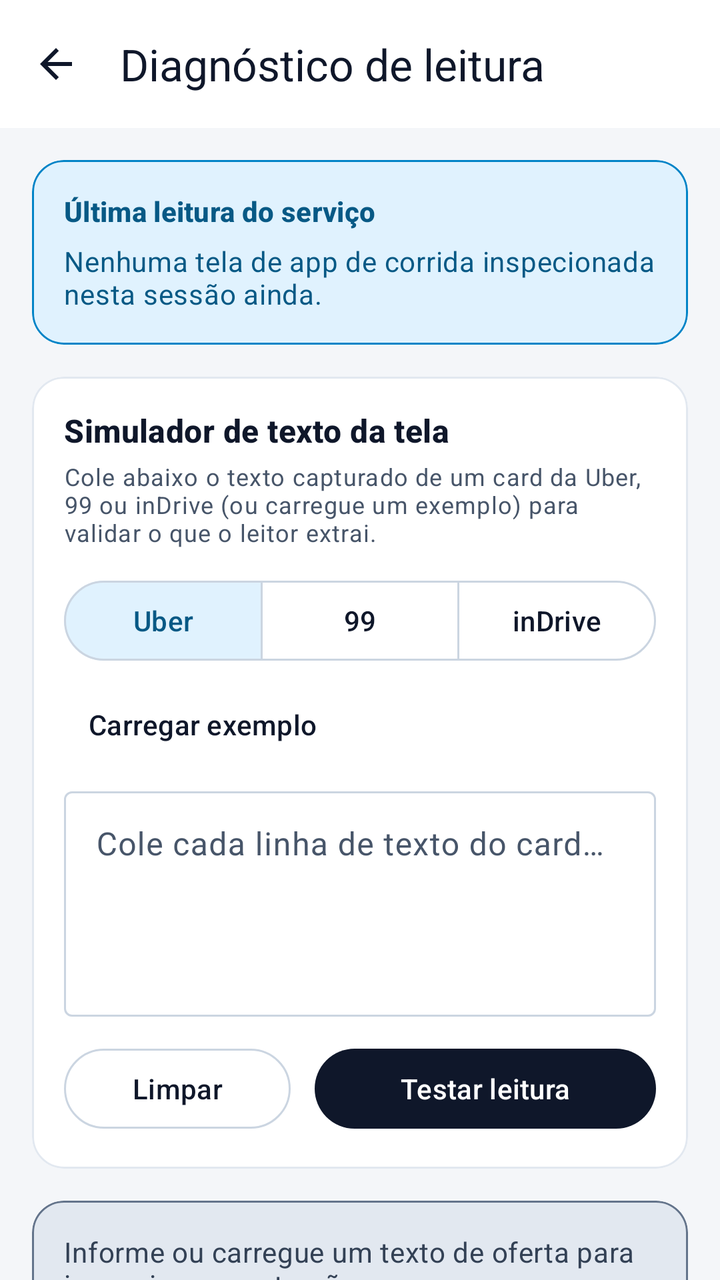
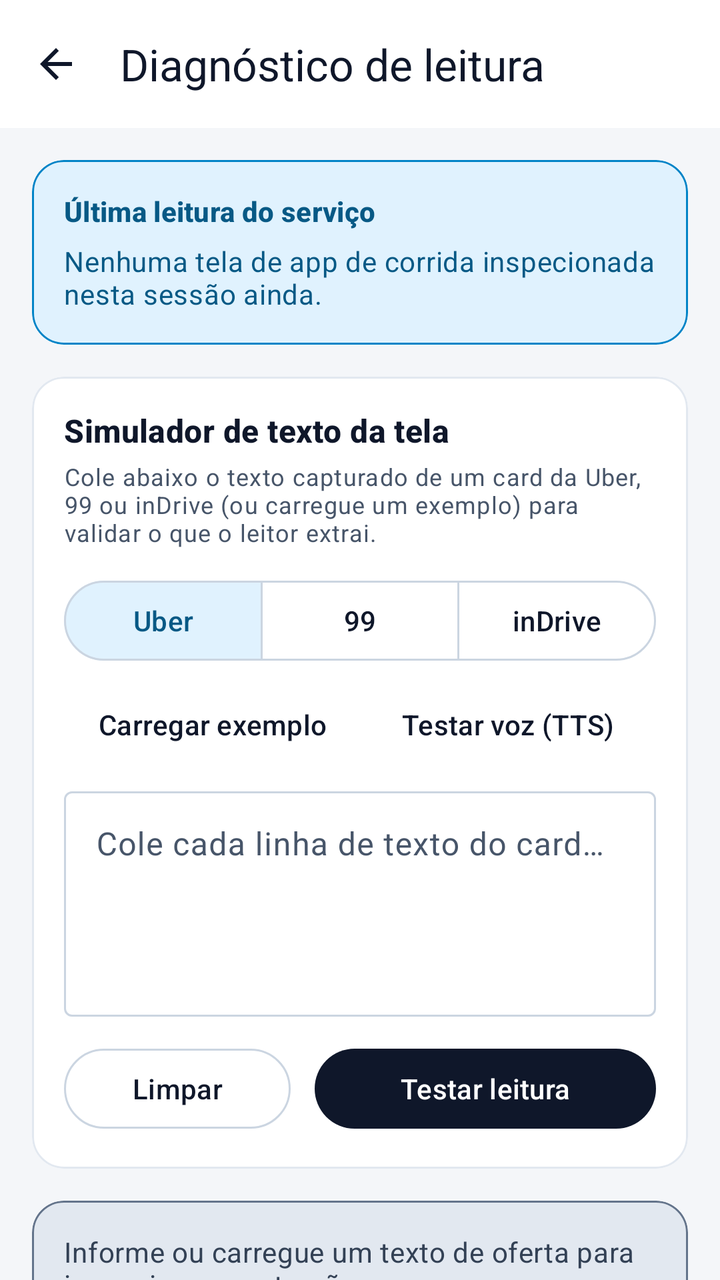

Before-and-after screenshots of an Android layout around one commit, followed by the original layout XML and the change that was made.
<!-- AndroidManifest.xml: activity theme Theme.RotaPro -->
<!-- res/layout/activity_diagnostic.xml -->
<?xml version="1.0" encoding="utf-8"?>
<androidx.coordinatorlayout.widget.CoordinatorLayout xmlns:android="http://schemas.android.com/apk/res/android"
    xmlns:app="http://schemas.android.com/apk/res-auto"
    xmlns:tools="http://schemas.android.com/tools"
    android:layout_width="match_parent"
    android:layout_height="match_parent"
    android:background="@color/md_theme_background"
    tools:context=".ui.DiagnosticActivity">

    <LinearLayout
        android:id="@+id/diagnosticContainer"
        android:layout_width="match_parent"
        android:layout_height="match_parent"
        android:orientation="vertical">

        <com.google.android.material.appbar.MaterialToolbar
            android:id="@+id/toolbarDiagnostic"
            android:layout_width="match_parent"
            android:layout_height="?attr/actionBarSize"
            android:background="@color/md_theme_surface"
            app:navigationContentDescription="@string/cd_back_button"
            app:navigationIcon="@drawable/ic_arrow_back"
            app:navigationIconTint="@color/md_theme_onSurface"
            app:title="@string/diagnostic_screen_title"
            app:titleTextColor="@color/md_theme_onSurface" />

        <androidx.core.widget.NestedScrollView
            android:layout_width="match_parent"
            android:layout_height="0dp"
            android:layout_weight="1"
            android:clipToPadding="false"
            android:fillViewport="true">

            <LinearLayout
                android:id="@+id/diagnosticScrollContent"
                android:layout_width="match_parent"
                android:layout_height="wrap_content"
                android:orientation="vertical"
                android:padding="16dp">

                
                <com.google.android.material.card.MaterialCardView
                    android:layout_width="match_parent"
                    android:layout_height="wrap_content"
                    android:layout_marginBottom="16dp"
                    app:cardBackgroundColor="@color/md_theme_secondaryContainer"
                    app:cardCornerRadius="16dp"
                    app:cardElevation="0dp"
                    app:strokeColor="@color/md_theme_secondary"
                    app:strokeWidth="1dp">

                    <LinearLayout
                        android:layout_width="match_parent"
                        android:layout_height="wrap_content"
                        android:orientation="vertical"
                        android:padding="16dp">

                        <TextView
                            android:layout_width="wrap_content"
                            android:layout_height="wrap_content"
                            android:text="@string/diagnostic_live_status_title"
                            android:textAppearance="@style/TextAppearance.Material3.TitleSmall"
                            android:textColor="@color/md_theme_onSecondaryContainer"
                            android:textStyle="bold" />

                        <TextView
                            android:id="@+id/tvDiagnosticLiveStatus"
                            android:layout_width="match_parent"
                            android:layout_height="wrap_content"
                            android:layout_marginTop="6dp"
                            android:text="@string/diagnostic_live_status_empty"
                            android:textAppearance="@style/TextAppearance.Material3.BodyMedium"
                            android:textColor="@color/md_theme_onSecondaryContainer" />
                    </LinearLayout>
                </com.google.android.material.card.MaterialCardView>

                
                <com.google.android.material.card.MaterialCardView
                    android:layout_width="match_parent"
                    android:layout_height="wrap_content"
                    android:layout_marginBottom="16dp"
                    app:cardBackgroundColor="@color/md_theme_surface"
                    app:cardCornerRadius="16dp"
                    app:cardElevation="0dp"
                    app:strokeColor="@color/md_theme_outlineVariant"
                    app:strokeWidth="1dp">

                    <LinearLayout
                        android:layout_width="match_parent"
                        android:layout_height="wrap_content"
                        android:orientation="vertical"
                        android:padding="16dp">

                        <TextView
                            android:layout_width="wrap_content"
                            android:layout_height="wrap_content"
                            android:text="@string/diagnostic_sandbox_title"
                            android:textAppearance="@style/TextAppearance.Material3.TitleMedium"
                            android:textColor="@color/md_theme_onSurface"
                            android:textStyle="bold" />

                        <TextView
                            android:layout_width="match_parent"
                            android:layout_height="wrap_content"
                            android:layout_marginTop="4dp"
                            android:text="@string/diagnostic_sandbox_desc"
                            android:textAppearance="@style/TextAppearance.Material3.BodySmall"
                            android:textColor="@color/md_theme_onSurfaceVariant" />

                        <com.google.android.material.button.MaterialButtonToggleGroup
                            android:id="@+id/toggleDiagnosticApp"
                            android:layout_width="match_parent"
                            android:layout_height="wrap_content"
                            android:layout_marginTop="12dp"
                            app:checkedButton="@id/btnDiagUber"
                            app:selectionRequired="true"
                            app:singleSelection="true">

                            <com.google.android.material.button.MaterialButton
                                android:id="@+id/btnDiagUber"
                                style="@style/Widget.Material3.Button.OutlinedButton"
                                android:layout_width="0dp"
                                android:layout_height="48dp"
                                android:layout_weight="1"
                                android:text="@string/history_filter_app_uber" />

                            <com.google.android.material.button.MaterialButton
                                android:id="@+id/btnDiag99"
                                style="@style/Widget.Material3.Button.OutlinedButton"
                                android:layout_width="0dp"
                                android:layout_height="48dp"
                                android:layout_weight="1"
                                android:text="@string/history_filter_app_99" />

                            <com.google.android.material.button.MaterialButton
                                android:id="@+id/btnDiagInDrive"
                                style="@style/Widget.Material3.Button.OutlinedButton"
                                android:layout_width="0dp"
                                android:layout_height="48dp"
                                android:layout_weight="1"
                                android:text="@string/history_filter_app_indrive" />
                        </com.google.android.material.button.MaterialButtonToggleGroup>

                        <com.google.android.material.button.MaterialButton
                            android:id="@+id/btnDiagLoadSample"
                            style="@style/Widget.Material3.Button.TextButton"
                            android:layout_width="wrap_content"
                            android:layout_height="48dp"
                            android:layout_marginTop="4dp"
                            android:text="@string/diagnostic_load_sample" />

                        <com.google.android.material.textfield.TextInputLayout
                            android:id="@+id/tilDiagnosticInput"
                            style="@style/Widget.Material3.TextInputLayout.OutlinedBox"
                            android:layout_width="match_parent"
                            android:layout_height="wrap_content"
                            android:layout_marginTop="4dp"
                            android:hint="@string/diagnostic_input_hint">

                            <com.google.android.material.textfield.TextInputEditText
                                android:id="@+id/etDiagnosticRawText"
                                android:layout_width="match_parent"
                                android:layout_height="wrap_content"
                                android:gravity="top|start"
                                android:inputType="textMultiLine"
                                android:minLines="4" />
                        </com.google.android.material.textfield.TextInputLayout>

                        <LinearLayout
                            android:layout_width="match_parent"
                            android:layout_height="wrap_content"
                            android:layout_marginTop="12dp"
                            android:orientation="horizontal">

                            <com.google.android.material.button.MaterialButton
                                android:id="@+id/btnDiagClear"
                                style="@style/Widget.Material3.Button.OutlinedButton"
                                android:layout_width="0dp"
                                android:layout_height="48dp"
                                android:layout_marginEnd="6dp"
                                android:layout_weight="1"
                                android:text="@string/diagnostic_clear" />

                            <com.google.android.material.button.MaterialButton
                                android:id="@+id/btnDiagRunTest"
                                style="@style/Widget.Material3.Button"
                                android:layout_width="0dp"
                                android:layout_height="48dp"
                                android:layout_marginStart="6dp"
                                android:layout_weight="1.5"
                                android:text="@string/diagnostic_run_test" />
                        </LinearLayout>
                    </LinearLayout>
                </com.google.android.material.card.MaterialCardView>

                
                <com.google.android.material.card.MaterialCardView
                    android:id="@+id/cardDiagnosticResult"
                    android:layout_width="match_parent"
                    android:layout_height="wrap_content"
                    app:cardBackgroundColor="@color/verdict_idle_bg"
                    app:cardCornerRadius="16dp"
                    app:cardElevation="0dp"
                    app:strokeColor="@color/verdict_idle_accent"
                    app:strokeWidth="1dp">

                    <TextView
                        android:id="@+id/tvDiagnosticResult"
                        android:layout_width="match_parent"
                        android:layout_height="wrap_content"
                        android:padding="16dp"
                        android:text="@string/diagnostic_result_empty"
                        android:textAppearance="@style/TextAppearance.Material3.BodyMedium"
                        android:textColor="@color/verdict_idle_text" />
                </com.google.android.material.card.MaterialCardView>

            </LinearLayout>
        </androidx.core.widget.NestedScrollView>
    </LinearLayout>

</androidx.coordinatorlayout.widget.CoordinatorLayout>
<!-- resources referenced by this layout -->
<resources>
  <color name="md_theme_background">#F4F6F9</color>
  <color name="md_theme_onSecondaryContainer">#075985</color>
  <color name="md_theme_onSurface">#0F172A</color>
  <color name="md_theme_onSurfaceVariant">#475569</color>
  <color name="md_theme_outlineVariant">#E2E8F0</color>
  <color name="md_theme_secondary">#0284C7</color>
  <color name="md_theme_secondaryContainer">#E0F2FE</color>
  <color name="md_theme_surface">#FFFFFF</color>
  <color name="verdict_idle_accent">#64748B</color>
  <color name="verdict_idle_bg">#E2E8F0</color>
  <color name="verdict_idle_text">#334155</color>
  <!-- drawable ic_arrow_back (drawable) -->
  <vector xmlns:android="http://schemas.android.com/apk/res/android"
      android:width="24dp"
      android:height="24dp"
      android:autoMirrored="true"
      android:viewportWidth="24"
      android:viewportHeight="24">
      <path
          android:fillColor="#FFFFFFFF"
          android:pathData="M20,11H7.83l5.59,-5.59L12,4l-8,8 8,8 1.41,-1.41L7.83,13H20v-2z" />
  </vector>
  <string name="cd_back_button">Voltar para a tela inicial</string>
  <string name="diagnostic_clear">Limpar</string>
  <string name="diagnostic_input_hint">Cole cada linha de texto do card da corrida...</string>
  <string name="diagnostic_live_status_empty">Nenhuma tela de app de corrida inspecionada nesta sessão ainda.</string>
  <string name="diagnostic_live_status_title">Última leitura do serviço</string>
  <string name="diagnostic_load_sample">Carregar exemplo</string>
  <string name="diagnostic_result_empty">Informe ou carregue um texto de oferta para inspecionar a extração.</string>
  <string name="diagnostic_run_test">Testar leitura</string>
  <string name="diagnostic_sandbox_desc">Cole abaixo o texto capturado de um card da Uber, 99 ou inDrive (ou carregue um exemplo) para validar o que o leitor extrai.</string>
  <string name="diagnostic_sandbox_title">Simulador de texto da tela</string>
  <string name="diagnostic_screen_title">Diagnóstico de leitura</string>
  <string name="history_filter_app_99">99</string>
  <string name="history_filter_app_indrive">inDrive</string>
  <string name="history_filter_app_uber">Uber</string>
  <style name="Theme.RotaPro" parent="Theme.Material3.DayNight.NoActionBar">
          <item name="colorPrimary">@color/md_theme_primary</item>
          <item name="colorOnPrimary">@color/md_theme_onPrimary</item>
          <item name="colorPrimaryContainer">@color/md_theme_primaryContainer</item>
          <item name="colorOnPrimaryContainer">@color/md_theme_onPrimaryContainer</item>
          <item name="colorSecondary">@color/md_theme_secondary</item>
          <item name="colorOnSecondary">@color/md_theme_onSecondary</item>
          <item name="colorSecondaryContainer">@color/md_theme_secondaryContainer</item>
          <item name="colorOnSecondaryContainer">@color/md_theme_onSecondaryContainer</item>
          <item name="android:colorBackground">@color/md_theme_background</item>
          <item name="colorSurface">@color/md_theme_surface</item>
          <item name="colorOnSurface">@color/md_theme_onSurface</item>
          <item name="colorSurfaceVariant">@color/md_theme_surfaceVariant</item>
          <item name="colorOnSurfaceVariant">@color/md_theme_onSurfaceVariant</item>
          <item name="colorOutline">@color/md_theme_outline</item>
          <item name="colorOutlineVariant">@color/md_theme_outlineVariant</item>
      </style>
  <color name="md_theme_primary">#0F172A</color>
  <color name="md_theme_onPrimary">#FFFFFF</color>
  <color name="md_theme_primaryContainer">#E2E8F0</color>
  <color name="md_theme_onPrimaryContainer">#0F172A</color>
  <color name="md_theme_onSecondary">#FFFFFF</color>
  <color name="md_theme_surfaceVariant">#F1F5F9</color>
  <color name="md_theme_outline">#CBD5E1</color>
</resources>

<!-- the commit's change to res/layout/activity_diagnostic.xml (unified diff, before → after) -->
@@ -141,13 +141,28 @@
                                 android:text="@string/history_filter_app_indrive" />
                         </com.google.android.material.button.MaterialButtonToggleGroup>
 
-                        <com.google.android.material.button.MaterialButton
-                            android:id="@+id/btnDiagLoadSample"
-                            style="@style/Widget.Material3.Button.TextButton"
-                            android:layout_width="wrap_content"
-                            android:layout_height="48dp"
+                        <LinearLayout
+                            android:layout_width="match_parent"
+                            android:layout_height="wrap_content"
                             android:layout_marginTop="4dp"
-                            android:text="@string/diagnostic_load_sample" />
+                            android:orientation="horizontal">
+
+                            <com.google.android.material.button.MaterialButton
+                                android:id="@+id/btnDiagLoadSample"
+                                style="@style/Widget.Material3.Button.TextButton"
+                                android:layout_width="0dp"
+                                android:layout_height="48dp"
+                                android:layout_weight="1"
+                                android:text="@string/diagnostic_load_sample" />
+
+                            <com.google.android.material.button.MaterialButton
+                                android:id="@+id/btnDiagTestVoice"
+                                style="@style/Widget.Material3.Button.TextButton"
+                                android:layout_width="0dp"
+                                android:layout_height="48dp"
+                                android:layout_weight="1"
+                                android:text="@string/diagnostic_test_voice" />
+                        </LinearLayout>
 
                         <com.google.android.material.textfield.TextInputLayout
                             android:id="@+id/tilDiagnosticInput"
<!-- resource entries referenced after the edit -->
@@ -33,6 +33,7 @@
   <string name="diagnostic_sandbox_desc">Cole abaixo o texto capturado de um card da Uber, 99 ou inDrive (ou carregue um exemplo) para validar o que o leitor extrai.</string>
   <string name="diagnostic_sandbox_title">Simulador de texto da tela</string>
   <string name="diagnostic_screen_title">Diagnóstico de leitura</string>
+  <string name="diagnostic_test_voice">Testar voz (TTS)</string>
   <string name="history_filter_app_99">99</string>
   <string name="history_filter_app_indrive">inDrive</string>
   <string name="history_filter_app_uber">Uber</string>
